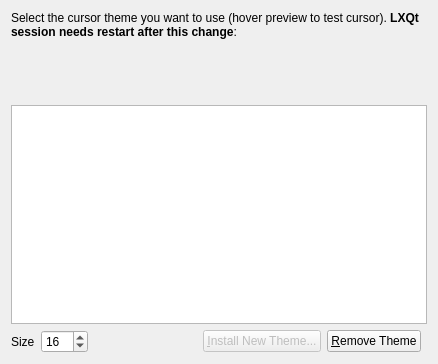
Old version of the form liblxqt-config-cursor/selectwnd.ui in the repository lxqt/lxqt-config.
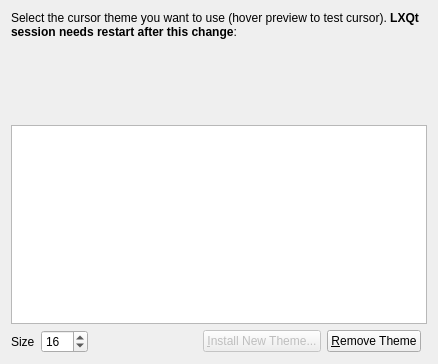
New version of the form. Custom widgets are drawn as their Qt base class.

Commit message: Added hint for cursor settings under wayland

What changed in the file:
```diff
--- a/liblxqt-config-cursor/selectwnd.ui
+++ b/liblxqt-config-cursor/selectwnd.ui
@@ -24,7 +24,23 @@
      </property>
     </widget>
    </item>
-   <item row="1" column="0" colspan="6">
+   <item row="1" column="0" colspan="2">
+    <spacer name="verticalSpacer">
+     <property name="orientation">
+      <enum>Qt::Vertical</enum>
+     </property>
+     <property name="sizeType">
+      <enum>QSizePolicy::Fixed</enum>
+     </property>
+     <property name="sizeHint" stdset="0">
+      <size>
+       <width>10</width>
+       <height>20</height>
+      </size>
+     </property>
+    </spacer>
+   </item>
+   <item row="2" column="0" colspan="6">
     <widget class="WarningLabel" name="warningLabel" native="true"/>
    </item>
    <item row="2" column="0" colspan="6">
@@ -43,7 +59,7 @@
      </property>
     </widget>
    </item>
-   <item row="3" column="0" colspan="6">
+   <item row="4" column="0" colspan="6">
     <widget class="QListView" name="lbThemes">
      <property name="editTriggers">
       <set>QAbstractItemView::NoEditTriggers</set>
@@ -112,6 +128,16 @@
      </property>
     </widget>
    </item>
+   <item row="1" column="0" colspan="5">
+    <widget class="QLabel" name="waylandLabel">
+     <property name="text">
+      <string/>
+     </property>
+     <property name="wordWrap">
+      <bool>true</bool>
+     </property>
+    </widget>
+   </item>
   </layout>
  </widget>
  <customwidgets>
```
The commit also changes 1 other file.
